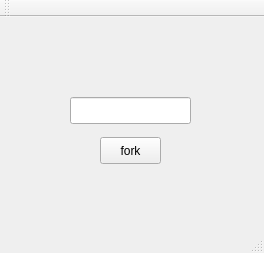
Above: 3proc/fatherprocess/mainwindow.ui from Git0Shuai/OS2016 before the change. Below: the same form after it.
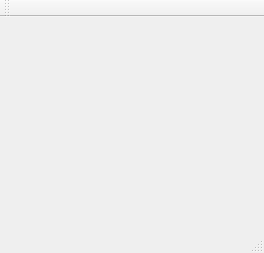
That is the form after the change.

Commit message: 3proc finished. finish exeperiment 1.

```diff
--- a/3proc/fatherprocess/mainwindow.ui
+++ b/3proc/fatherprocess/mainwindow.ui
@@ -14,19 +14,6 @@
    <string>originalProcess</string>
   </property>
   <widget class="QWidget" name="centralWidget">
-   <widget class="QPushButton" name="pushButton_fork">
-    <property name="geometry">
-     <rect>
-      <x>100</x>
-      <y>120</y>
-      <width>61</width>
-      <height>27</height>
-     </rect>
-    </property>
-    <property name="text">
-     <string>fork</string>
-    </property>
-   </widget>
    <widget class="QLabel" name="lable_procInfo">
     <property name="geometry">
      <rect>
@@ -40,16 +27,6 @@
      <string/>
     </property>
    </widget>
-   <widget class="QLineEdit" name="lineEdit_childProcName">
-    <property name="geometry">
-     <rect>
-      <x>70</x>
-      <y>80</y>
-      <width>121</width>
-      <height>27</height>
-     </rect>
-    </property>
-   </widget>
   </widget>
   <widget class="QMenuBar" name="menuBar">
    <property name="geometry">
```
The commit also changes 11 other files.
